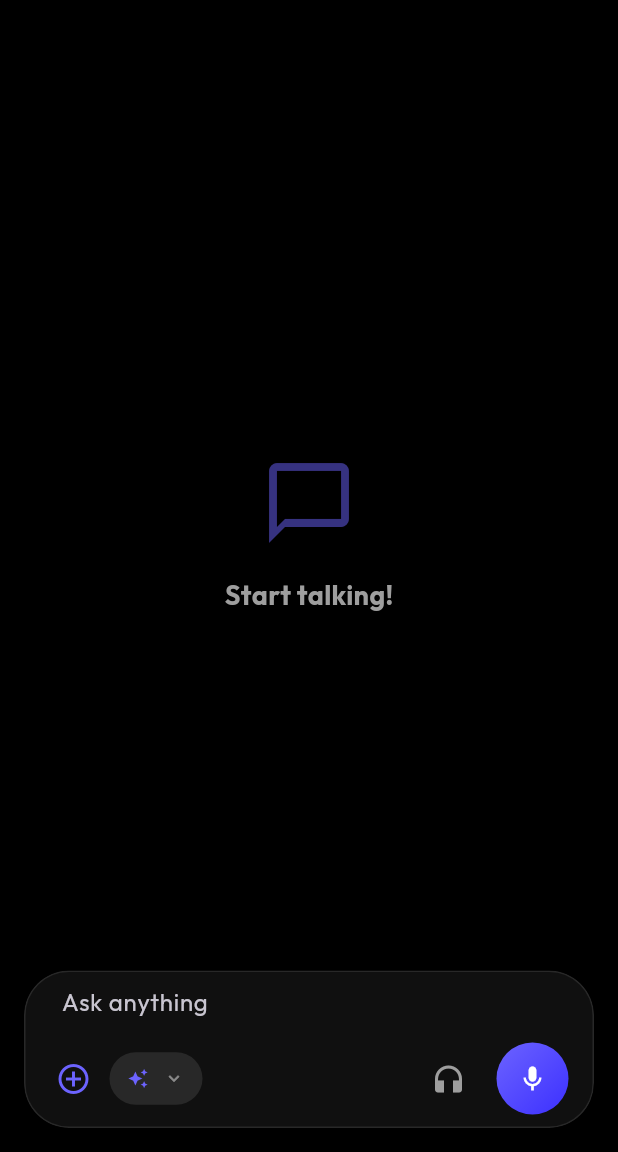
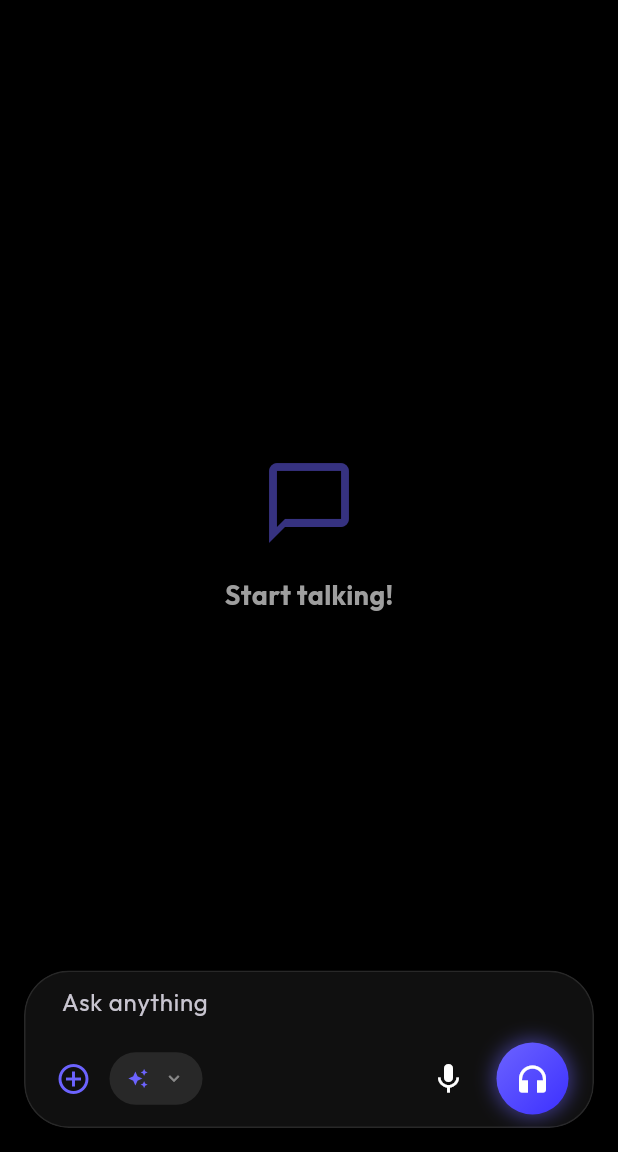
Before and after one commit to shreyashp77/ChadGPT, a Flutter app: the screen it shows after launch, on a phone screen of 412 x 824 dp, the part 84-1236 px from its top. Run offline on Flutter 3.47's test engine with Material 3 defaults, Android fonts, the phone set to English and light mode, and no system bars; drawn by our look-alikes of flutter_animate; our stand-ins replace file_picker, flutter_markdown, flutter_tts, font_awesome_flutter, google_fonts, image_picker and 3 more; missing offline and left inert: flutter_highlighter, markdown; accounts and stored records are empty; network calls fail.

Commit message:
refactor: Reorganize and restyle chat input buttons, moving voice mode to the right with a gradient and send/mic to the left.

```diff
--- a/lib/screens/chat_screen.dart
+++ b/lib/screens/chat_screen.dart
@@ -339,41 +339,16 @@ class _ChatScreenState extends State<ChatScreen> {
 
                                  const Spacer(),
 
+                                 // Send / Mic Button (Now on Left, Standard Icon)
                                  IconButton(
-                                     icon: const Icon(Icons.headphones, color: Colors.grey),
-                                     tooltip: 'Voice Mode',
-                                     onPressed: () {
-                                          HapticFeedback.mediumImpact();
-                                          context.read<ChatProvider>().toggleContinuousVoiceMode();
-                                          Navigator.of(context).push(PageRouteBuilder(
-                                              opaque: false,
-                                              pageBuilder: (_, __, ___) => const VoiceModeOverlay(),
-                                              transitionsBuilder: (_, anim, __, child) {
-                                                  return FadeTransition(opacity: anim, child: child);
-                                              }
-                                          ));
-                                     },
-                                 ),
-                                 const SizedBox(width: 8),
-
-                                 // Send / Mic Button
-                                 Container(
-                                     decoration: BoxDecoration(
-                                         shape: BoxShape.circle,
-                                         gradient: AppTheme.getPrimaryGradient(Theme.of(context).colorScheme.primary),
-                                         boxShadow: chatProvider.isListening
-                                            ? [BoxShadow(color: Theme.of(context).colorScheme.primary.withValues(alpha: 0.5), blurRadius: 10, spreadRadius: 2)]
-                                            : null
-                                     ),
-                                      child: IconButton(
                                      color: Colors.white,
                                      icon: chatProvider.isTyping
-                                            ? const Icon(Icons.stop, size: 20)
+                                         ? const Icon(Icons.stop, size: 24)
                                          : chatProvider.isListening
-                                                ? const Icon(Icons.mic_off, size: 20).animate(onPlay: (controller) => controller.repeat(reverse: true)).fade(duration: 500.ms, begin: 0.5, end: 1.0)
+                                             ? const Icon(Icons.mic_off, size: 24).animate(onPlay: (controller) => controller.repeat(reverse: true)).fade(duration: 500.ms, begin: 0.5, end: 1.0)
                                              : (_textController.text.trim().isNotEmpty || _pendingAttachmentPath != null)
-                                                    ? const Icon(Icons.arrow_upward, size: 20)
-                                                    : const Icon(Icons.mic, size: 20),
+                                                 ? const Icon(Icons.arrow_upward, size: 24)
+                                                 : const Icon(Icons.mic, size: 24),
                                      onPressed: () {
                                          HapticFeedback.lightImpact(); // Haptic
 
@@ -396,17 +371,46 @@ class _ChatScreenState extends State<ChatScreen> {
                                          }
 
                                          // 4. Start Listening
-                                            // Store current text to append to it
                                          final currentText = _textController.text;
                                          chatProvider.startListening((result) {
                                              if (mounted) {
                                                  setState(() {
                                                      _textController.text = (currentText + (currentText.isNotEmpty && !currentText.endsWith(' ') ? ' ' : '') + result);
-                                                        // Move cursor to end
                                                      _textController.selection = TextSelection.fromPosition(TextPosition(offset: _textController.text.length));
                                                  });
                                              }
                                          });
+                                     },
+                                 ),
+
+                                 const SizedBox(width: 8),
+
+                                 // Voice Mode Button (Now on Right, with Gradient Background)
+                                 Container(
+                                     decoration: BoxDecoration(
+                                         shape: BoxShape.circle,
+                                         gradient: AppTheme.getPrimaryGradient(Theme.of(context).colorScheme.primary),
+                                         boxShadow: [
+                                             BoxShadow(
+                                                 color: Theme.of(context).colorScheme.primary.withValues(alpha: 0.5),
+                                                 blurRadius: 10,
+                                                 spreadRadius: 2
+                                             )
+                                         ]
+                                     ),
+                                     child: IconButton(
+                                         icon: const Icon(Icons.headphones, color: Colors.white),
+                                         tooltip: 'Voice Mode',
+                                         onPressed: () {
+                                              HapticFeedback.mediumImpact();
+                                              context.read<ChatProvider>().toggleContinuousVoiceMode();
+                                              Navigator.of(context).push(PageRouteBuilder(
+                                                  opaque: false,
+                                                  pageBuilder: (_, __, ___) => const VoiceModeOverlay(),
+                                                  transitionsBuilder: (_, anim, __, child) {
+                                                      return FadeTransition(opacity: anim, child: child);
+                                                  }
+                                              ));
                                          },
                                      ),
                                  ),
```
Lines whose indentation alone changed are shown as unchanged.
